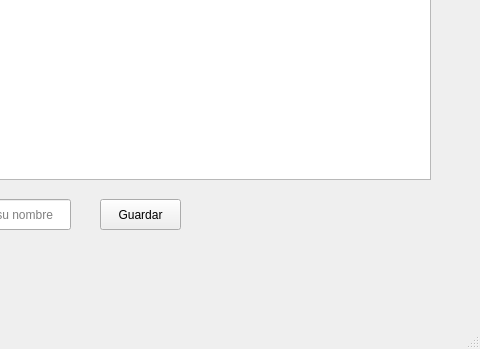
Above: Proyecto_final/mainwindow.ui from JonorouY/Proyecto-final before the change; both pictures show x 320 to 800 and y 251 to 600 of the 800 by 600 pixel window. Below: the same form after it.
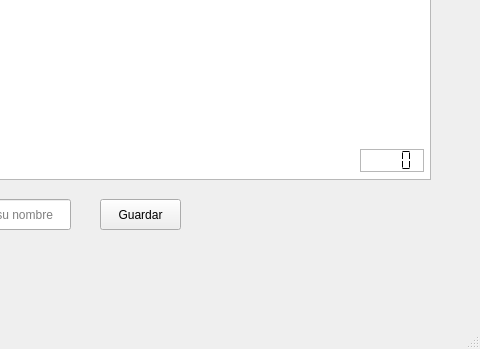
That is the form after the change.

Patch:
```diff
--- a/Proyecto_final/mainwindow.ui
+++ b/Proyecto_final/mainwindow.ui
@@ -53,6 +53,25 @@
      <string>Guardar</string>
     </property>
    </widget>
+   <widget class="QLCDNumber" name="lcdNumber">
+    <property name="geometry">
+     <rect>
+      <x>680</x>
+      <y>400</y>
+      <width>64</width>
+      <height>23</height>
+     </rect>
+    </property>
+    <property name="frameShape">
+     <enum>QFrame::StyledPanel</enum>
+    </property>
+    <property name="digitCount">
+     <number>4</number>
+    </property>
+    <property name="segmentStyle">
+     <enum>QLCDNumber::Flat</enum>
+    </property>
+   </widget>
   </widget>
   <widget class="QMenuBar" name="menubar">
    <property name="geometry">
```
